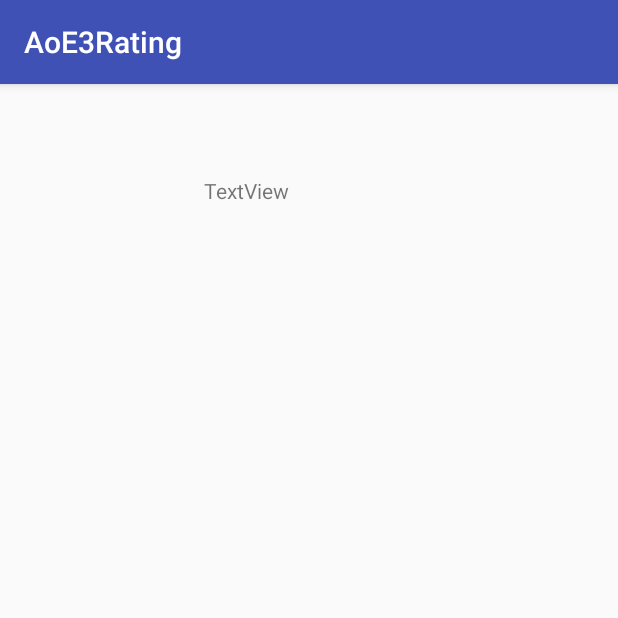
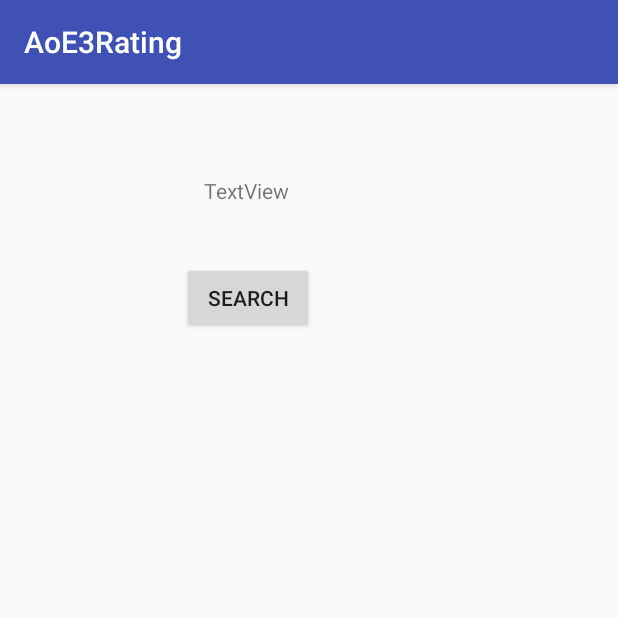
Before and after one commit to aldelsa/AoE3Rating, an Android app: the screen it shows after launch (MainActivity), on a phone screen of 412 x 824 dp, the top half of it. Run offline under Robolectric (Android 15) with nearby library versions, the phone set to English and light mode, and no system bars.

Commit message:
Check several errors

```diff
--- a/app/src/main/java/alejandro/aoe3rating/MainActivity.java
+++ b/app/src/main/java/alejandro/aoe3rating/MainActivity.java
@@ -2,43 +2,21 @@ package alejandro.aoe3rating;
 
 import android.support.v7.app.AppCompatActivity;
 import android.os.Bundle;
-import android.text.Layout;
-import android.widget.Button;
 import android.widget.TextView;
-import android.os.StrictMode;
-import java.net.HttpURLConnection;
-import java.net.URL;
-import java.io.*;
-import org.apache.commons.io.*;
+import android.view.View;
 
 public class MainActivity extends AppCompatActivity {
+    private TextView texto;
 
     @Override
     protected void onCreate(Bundle savedInstanceState) {
         super.onCreate(savedInstanceState);
         setContentView(R.layout.activity_main);
-        TextView texto = (TextView)findViewById(R.id.textView3);
-        if (android.os.Build.VERSION.SDK_INT > 9) {
-            StrictMode.ThreadPolicy policy =
-                    new StrictMode.ThreadPolicy.Builder().permitAll().build();
-            StrictMode.setThreadPolicy(policy);
-        }
-        try {
-            String urlString = "http://www.agecommunity.com/query/query.aspx";
-            URL url = new URL(urlString);
-            HttpURLConnection conn = (HttpURLConnection) url.openConnection();
+        texto = (TextView)findViewById(R.id.textView3);
+    }
 
-            conn.setReadTimeout(10000 /* milliseconds */);
-            conn.setConnectTimeout(15000 /* milliseconds */);
-            conn.setRequestMethod("GET");
-            conn.setDoInput(true);
-            conn.connect();
+    public void cambiarMensaje(View v){
+        texto.setText("adios");
+    }
 
-            InputStream stream = conn.getInputStream();
-
-
-        } catch (Exception e) {
-            e.printStackTrace();
-        }
-    }
 }
--- a/app/src/main/res/layout/activity_main.xml
+++ b/app/src/main/res/layout/activity_main.xml
@@ -21,4 +21,18 @@
         android:layout_marginStart="120dp"
         android:layout_marginTop="45dp"
         android:id="@+id/textView3" />
+
+    <Button
+        android:text="Search"
+        android:layout_width="wrap_content"
+        android:layout_height="wrap_content"
+        android:layout_below="@+id/textView3"
+        android:layout_alignParentLeft="true"
+        android:layout_alignParentStart="true"
+        android:layout_marginLeft="105dp"
+        android:layout_marginStart="105dp"
+        android:layout_marginTop="38dp"
+        android:id="@+id/button"
+        android:elevation="1dp"
+        android:onClick="cambiarMensaje" />
 </RelativeLayout>
```
Also changed, not shown: app/src/main/java/alejandro/aoe3rating/ESOstats.java (added, +51 -0 lines).
